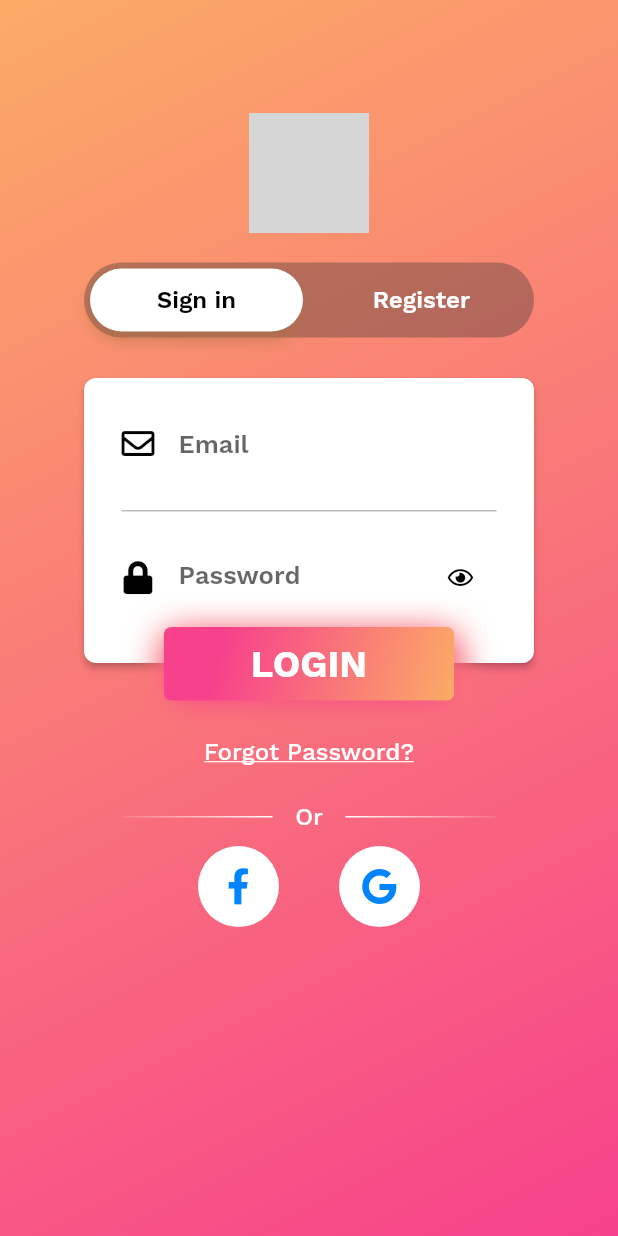
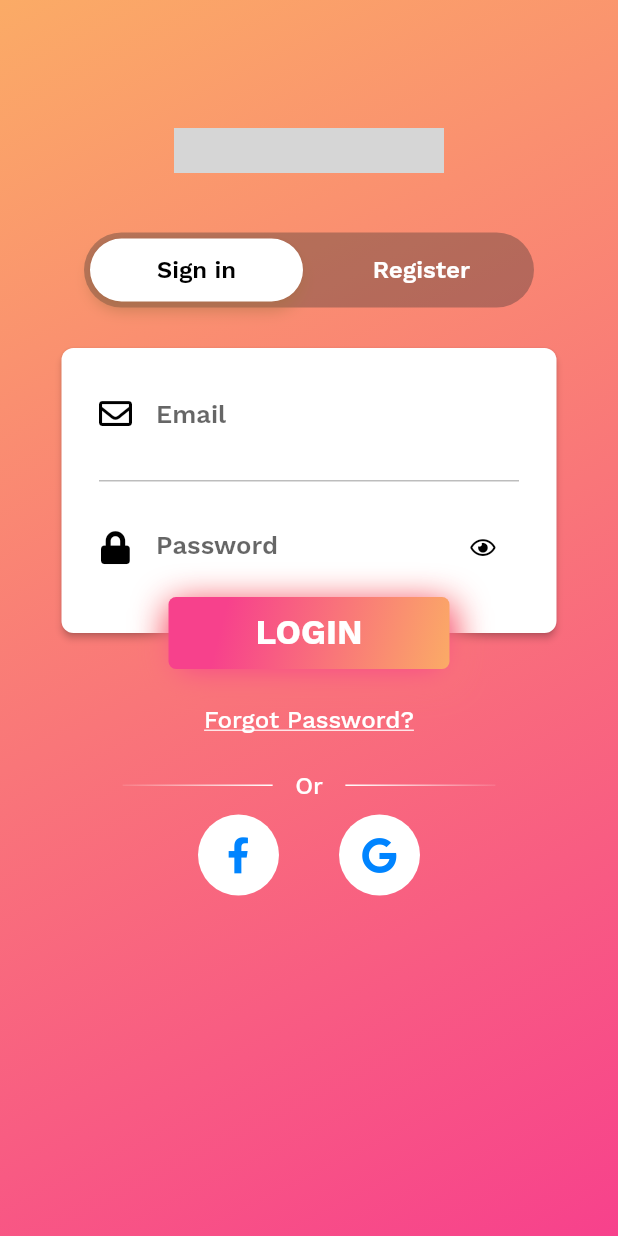
Before and after one commit to gianargamosa/rails-flutter-setup, a Flutter app: the screen it shows after launch, after a tap on "LOGIN", on a phone screen of 412 x 824 dp. Run offline on Flutter 3.47's test engine with Material 2 defaults, Android fonts, the phone set to English and light mode, and no system bars; our stand-ins replace font_awesome_flutter; network calls fail; project files that could hold a hidden picture were left out; grey boxes are pictures that could not be loaded.

```diff
--- a/lib/screens/auth/auth.dart
+++ b/lib/screens/auth/auth.dart
@@ -42,18 +42,6 @@ class _AuthState extends State<Auth>
   Color left = Colors.black;
   Color right = Colors.white;
 
-  authenticate() async {
-    var response = await Network.authenticate(loginEmailController.text, loginPasswordController.text);
-    print(response);
-    if (response['success'] == false) {
-      ErrorResponse.showSnackBar(_scaffoldKey, response['errors'][0]);
-    } else if(response == 'NetworkError') {
-      ErrorResponse.showSnackBar(_scaffoldKey, 'Sorry something went wrong.');
-    } else {
-      Navigator.of(context).pushNamed('/profile');
-    }
-  }
-
   @override
   Widget build(BuildContext context) {
     return new Scaffold(
@@ -65,9 +53,7 @@ class _AuthState extends State<Auth>
         child: SingleChildScrollView(
               child: Container(
                 width: MediaQuery.of(context).size.width,
-                height: MediaQuery.of(context).size.height >= 775.0
-                    ? MediaQuery.of(context).size.height
-                    : 775.0,
+                height: MediaQuery.of(context).size.height,
                 decoration: new BoxDecoration(
                   gradient: new LinearGradient(
                       colors: [
@@ -83,10 +69,10 @@ class _AuthState extends State<Auth>
                   mainAxisSize: MainAxisSize.max,
                   children: <Widget>[
                     Padding(
-                      padding: EdgeInsets.only(top: 75.0),
+                      padding: EdgeInsets.only(top: 85.0, bottom: 20.0),
                       child: new Image(
-                          width: 80.0,
-                          height: 80.0,
+                          width: 180.0,
+                          height: 30.0,
                           fit: BoxFit.fill,
                           image: new AssetImage('assets/img/logo.png')),
                     ),
@@ -233,7 +219,7 @@ class _AuthState extends State<Auth>
                   borderRadius: BorderRadius.circular(8.0),
                 ),
                 child: Container(
-                  width: 300.0,
+                  width: 330.0,
                   height: 190.0,
                   child: Column(
                     children: <Widget>[
@@ -262,7 +248,7 @@ class _AuthState extends State<Auth>
                         ),
                       ),
                       Container(
-                        width: 250.0,
+                        width: 280.0,
                         height: 1.0,
                         color: Colors.grey[400],
                       ),
@@ -333,17 +319,16 @@ class _AuthState extends State<Auth>
                     splashColor: Theme.Colors.loginGradientEnd,
                     //shape: RoundedRectangleBorder(borderRadius: BorderRadius.all(Radius.circular(5.0))),
                     child: Padding(
-                      padding: const EdgeInsets.symmetric(
-                          vertical: 10.0, horizontal: 42.0),
+                      padding: const EdgeInsets.symmetric(vertical: 10.0, horizontal: 42.0),
                       child: Text(
                         "LOGIN",
                         style: TextStyle(
-                            color: Colors.white,
-                            fontSize: 25.0,
-                            fontFamily: "WorkSansBold"),
+                          color: Colors.white,
+                          fontSize: 23.0,
+                          fontFamily: "WorkSansBold"),
                       ),
                     ),
-                    onPressed: () => authenticate(),
+                    onPressed: () => _authenticate(),
                 ),
               ),
             ],
@@ -469,7 +454,7 @@ class _AuthState extends State<Auth>
                   borderRadius: BorderRadius.circular(8.0),
                 ),
                 child: Container(
-                  width: 300.0,
+                  width: 330.0,
                   height: 360.0,
                   child: Column(
                     children: <Widget>[
@@ -498,7 +483,7 @@ class _AuthState extends State<Auth>
                         ),
                       ),
                       Container(
-                        width: 250.0,
+                        width: 280.0,
                         height: 1.0,
                         color: Colors.grey[400],
                       ),
@@ -526,7 +511,7 @@ class _AuthState extends State<Auth>
                         ),
                       ),
                       Container(
-                        width: 250.0,
+                        width: 280.0,
                         height: 1.0,
                         color: Colors.grey[400],
                       ),
@@ -562,7 +547,7 @@ class _AuthState extends State<Auth>
                         ),
                       ),
                       Container(
-                        width: 250.0,
+                        width: 280.0,
                         height: 1.0,
                         color: Colors.grey[400],
                       ),
@@ -637,7 +622,7 @@ class _AuthState extends State<Auth>
                         "SIGN UP",
                         style: TextStyle(
                           color: Colors.white,
-                          fontSize: 25.0,
+                          fontSize: 23.0,
                           fontFamily: "WorkSansBold"),
                       ),
                     ),
@@ -649,6 +634,22 @@ class _AuthState extends State<Auth>
         ],
       ),
     );
+  }
+
+  void _authenticate() async {
+    var response = await Network.authenticate(loginEmailController.text, loginPasswordController.text);
+    print(response);
+    if (response['success'] == false) {
+      ErrorResponse.showSnackBar(_scaffoldKey, response['errors'][0]);
+    } else if(response == 'NetworkError') {
+      ErrorResponse.showSnackBar(_scaffoldKey, 'Sorry something went wrong.');
+    } else {
+      Navigator.of(context).pushNamed('/profile');
+    }
+  }
+
+  void _register() async {
+
   }
 
   void _onSignInButtonPress() {
```
Also changed, not shown: lib/services/network.dart (+22 -0 lines), assets/img/logo.png.
